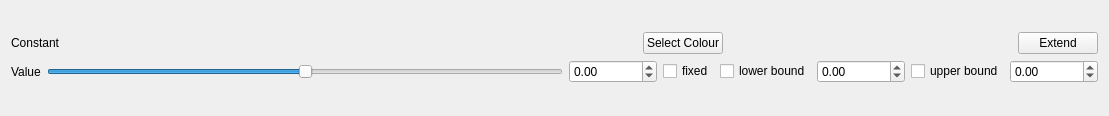
The window that pensant/ui/constantModelFitParameters.ui (syncope/pensant) describes before a commit, drawn with Qt 5.
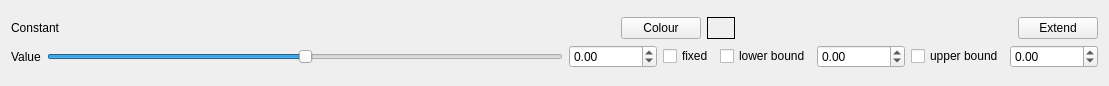
The same window after the commit.

Commit message: + implemented new ui element to display colour; plus code changes ++ in addition: update annual copyright info

```diff
--- a/pensant/ui/constantModelFitParameters.ui
+++ b/pensant/ui/constantModelFitParameters.ui
@@ -7,7 +7,7 @@
     <x>0</x>
     <y>0</y>
     <width>1109</width>
-    <height>116</height>
+    <height>86</height>
    </rect>
   </property>
   <property name="windowTitle">
@@ -54,7 +54,17 @@
        <item>
         <widget class="QPushButton" name="chooseColourButton">
          <property name="text">
-          <string>Select Colour</string>
+          <string>Colour</string>
+         </property>
+        </widget>
+       </item>
+       <item>
+        <widget class="QLabel" name="colourDisplay">
+         <property name="frameShape">
+          <enum>QFrame::Box</enum>
+         </property>
+         <property name="text">
+          <string>      </string>
          </property>
         </widget>
        </item>
```
The commit also changes 13 other files.
